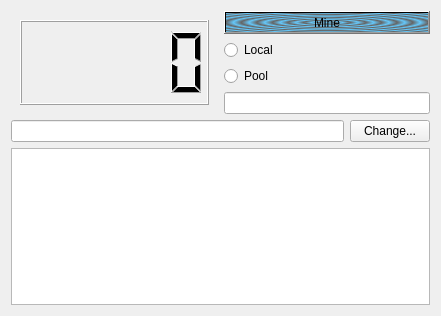
ethereum/alethzero, file alethone/AlethOne.ui: the form before one commit.
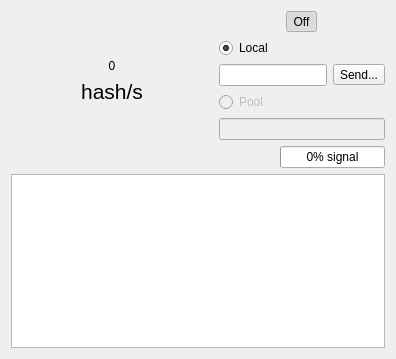
The form after the commit. The open tabs and pages were chosen to show the change. Custom widgets are drawn as their Qt base class.

Commit message: Basic AlethOne working.

Diff of the .ui file:
```diff
--- a/alethone/AlethOne.ui
+++ b/alethone/AlethOne.ui
@@ -6,8 +6,8 @@
    <rect>
     <x>0</x>
     <y>0</y>
-    <width>441</width>
-    <height>316</height>
+    <width>396</width>
+    <height>359</height>
    </rect>
   </property>
   <property name="windowTitle">
@@ -17,7 +17,13 @@
    <item>
     <layout class="QHBoxLayout" name="horizontalLayout_2">
      <item>
-      <widget class="QStackedWidget" name="stackedWidget">
+      <widget class="QStackedWidget" name="stack">
+       <property name="sizePolicy">
+        <sizepolicy hsizetype="Preferred" vsizetype="Preferred">
+         <horstretch>1</horstretch>
+         <verstretch>0</verstretch>
+        </sizepolicy>
+       </property>
        <property name="currentIndex">
         <number>0</number>
        </property>
@@ -28,43 +34,96 @@
          </item>
         </layout>
        </widget>
-       <widget class="QWidget" name="page_2">
-        <layout class="QHBoxLayout" name="horizontalLayout">
+       <widget class="QWidget" name="hashratePage">
+        <layout class="QVBoxLayout" name="verticalLayout_5">
          <item>
-          <widget class="QLCDNumber" name="hashrate"/>
+          <widget class="QLabel" name="hashrate">
+           <property name="styleSheet">
+            <string notr="true">font: 36pt &quot;monospace&quot;;</string>
+           </property>
+           <property name="text">
+            <string>0</string>
+           </property>
+           <property name="scaledContents">
+            <bool>false</bool>
+           </property>
+           <property name="alignment">
+            <set>Qt::AlignBottom|Qt::AlignHCenter</set>
+           </property>
+          </widget>
+         </item>
+         <item>
+          <widget class="QLabel" name="underHashrate">
+           <property name="styleSheet">
+            <string notr="true">font-size: 16pt;</string>
+           </property>
+           <property name="text">
+            <string>hash/s</string>
+           </property>
+           <property name="alignment">
+            <set>Qt::AlignHCenter|Qt::AlignTop</set>
+           </property>
+          </widget>
          </item>
         </layout>
        </widget>
       </widget>
      </item>
      <item>
-      <layout class="QVBoxLayout" name="verticalLayout_2">
+      <layout class="QVBoxLayout" name="verticalLayout_2" stretch="1,1,1,1,1">
        <item>
-        <widget class="QPushButton" name="mine">
-         <property name="styleSheet">
-          <string notr="true">font: 28pt &quot;Ubuntu&quot;;
-background: qradialgradient(spread:repeat, cx:0.5, cy:0.5, radius:0.077, fx:0.5, fy:0.5, stop:0 rgba(0, 169, 255, 147), stop:0.497326 rgba(0, 0, 0, 147), stop:1 rgba(0, 169, 255, 147))</string>
-         </property>
-         <property name="text">
-          <string>Mine</string>
-         </property>
-         <property name="checkable">
-          <bool>true</bool>
-         </property>
-        </widget>
+        <layout class="QHBoxLayout" name="mine">
+         <item>
+          <widget class="QToolButton" name="noMining">
+           <property name="text">
+            <string>Off</string>
+           </property>
+           <property name="checkable">
+            <bool>true</bool>
+           </property>
+           <property name="checked">
+            <bool>true</bool>
+           </property>
+          </widget>
+         </item>
+        </layout>
        </item>
        <item>
         <widget class="QRadioButton" name="local">
          <property name="text">
           <string>Local</string>
          </property>
+         <property name="checked">
+          <bool>true</bool>
+         </property>
          <attribute name="buttonGroup">
           <string notr="true">buttonGroup</string>
          </attribute>
         </widget>
        </item>
+       <item>
+        <layout class="QHBoxLayout" name="horizontalLayout_4">
+         <item>
+          <widget class="QLineEdit" name="beneficiary">
+           <property name="readOnly">
+            <bool>true</bool>
+           </property>
+          </widget>
+         </item>
+         <item>
+          <widget class="QToolButton" name="send">
+           <property name="text">
+            <string>Send...</string>
+           </property>
+          </widget>
+         </item>
+        </layout>
+       </item>
        <item>
         <widget class="QRadioButton" name="pool">
+         <property name="enabled">
+          <bool>false</bool>
+         </property>
          <property name="text">
           <string>Pool</string>
          </property>
@@ -74,21 +133,41 @@
         </widget>
        </item>
        <item>
-        <widget class="QLineEdit" name="url"/>
+        <widget class="QLineEdit" name="url">
+         <property name="enabled">
+          <bool>false</bool>
+         </property>
+        </widget>
        </item>
       </layout>
      </item>
     </layout>
    </item>
    <item>
-    <layout class="QHBoxLayout" name="horizontalLayout_3">
+    <layout class="QHBoxLayout" name="horizontalLayout_3" stretch="5,0">
      <item>
-      <widget class="QLineEdit" name="beneficiary"/>
-     </item>
-     <item>
-      <widget class="QPushButton" name="changeBeneficiary">
+      <widget class="QLabel" name="balance">
        <property name="text">
-        <string>Change...</string>
+        <string/>
+       </property>
+      </widget>
+     </item>
+     <item>
+      <widget class="QProgressBar" name="peers">
+       <property name="sizePolicy">
+        <sizepolicy hsizetype="Expanding" vsizetype="Fixed">
+         <horstretch>2</horstretch>
+         <verstretch>0</verstretch>
+        </sizepolicy>
+       </property>
+       <property name="maximum">
+        <number>11</number>
+       </property>
+       <property name="value">
+        <number>0</number>
+       </property>
+       <property name="format">
+        <string>%p% signal</string>
        </property>
       </widget>
      </item>
```
Left out of the diff: 6 changed lines with no effect on the pictures. The commit also changes 2 other files.
